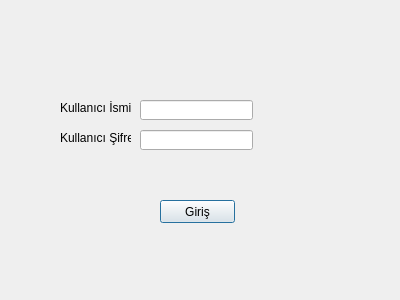
Old version of the form LoginWindow.ui in the repository OsmanBuyuksar/KutuphaneOtomasyonSistemi.
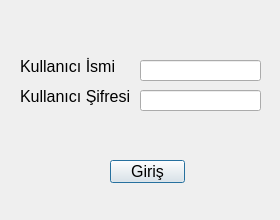
New version of the form.

What changed in the file:
```diff
--- a/LoginWindow.ui
+++ b/LoginWindow.ui
@@ -6,8 +6,8 @@
    <rect>
     <x>0</x>
     <y>0</y>
-    <width>400</width>
-    <height>300</height>
+    <width>280</width>
+    <height>220</height>
    </rect>
   </property>
   <property name="windowTitle">
@@ -17,31 +17,46 @@
    <property name="geometry">
     <rect>
      <x>140</x>
-     <y>100</y>
-     <width>113</width>
-     <height>20</height>
+     <y>60</y>
+     <width>121</width>
+     <height>21</height>
     </rect>
    </property>
+   <property name="font">
+    <font>
+     <pointsize>12</pointsize>
+    </font>
+   </property>
   </widget>
   <widget class="QLineEdit" name="psswdLE">
    <property name="geometry">
     <rect>
      <x>140</x>
-     <y>130</y>
-     <width>113</width>
-     <height>20</height>
+     <y>90</y>
+     <width>121</width>
+     <height>21</height>
     </rect>
    </property>
+   <property name="font">
+    <font>
+     <pointsize>12</pointsize>
+    </font>
+   </property>
   </widget>
   <widget class="QLabel" name="label">
    <property name="geometry">
     <rect>
-     <x>60</x>
-     <y>100</y>
-     <width>71</width>
-     <height>16</height>
+     <x>20</x>
+     <y>56</y>
+     <width>111</width>
+     <height>21</height>
     </rect>
    </property>
+   <property name="font">
+    <font>
+     <pointsize>12</pointsize>
+    </font>
+   </property>
    <property name="text">
     <string>Kullanıcı İsmi</string>
    </property>
@@ -49,12 +64,17 @@
   <widget class="QLabel" name="label_2">
    <property name="geometry">
     <rect>
-     <x>60</x>
-     <y>130</y>
-     <width>71</width>
-     <height>16</height>
+     <x>20</x>
+     <y>86</y>
+     <width>111</width>
+     <height>21</height>
     </rect>
    </property>
+   <property name="font">
+    <font>
+     <pointsize>12</pointsize>
+    </font>
+   </property>
    <property name="text">
     <string>Kullanıcı Şifresi</string>
    </property>
@@ -62,12 +82,17 @@
   <widget class="QPushButton" name="loginBtn">
    <property name="geometry">
     <rect>
-     <x>160</x>
-     <y>200</y>
+     <x>110</x>
+     <y>160</y>
      <width>75</width>
      <height>23</height>
     </rect>
    </property>
+   <property name="font">
+    <font>
+     <pointsize>12</pointsize>
+    </font>
+   </property>
    <property name="text">
     <string>Giriş</string>
    </property>
```
